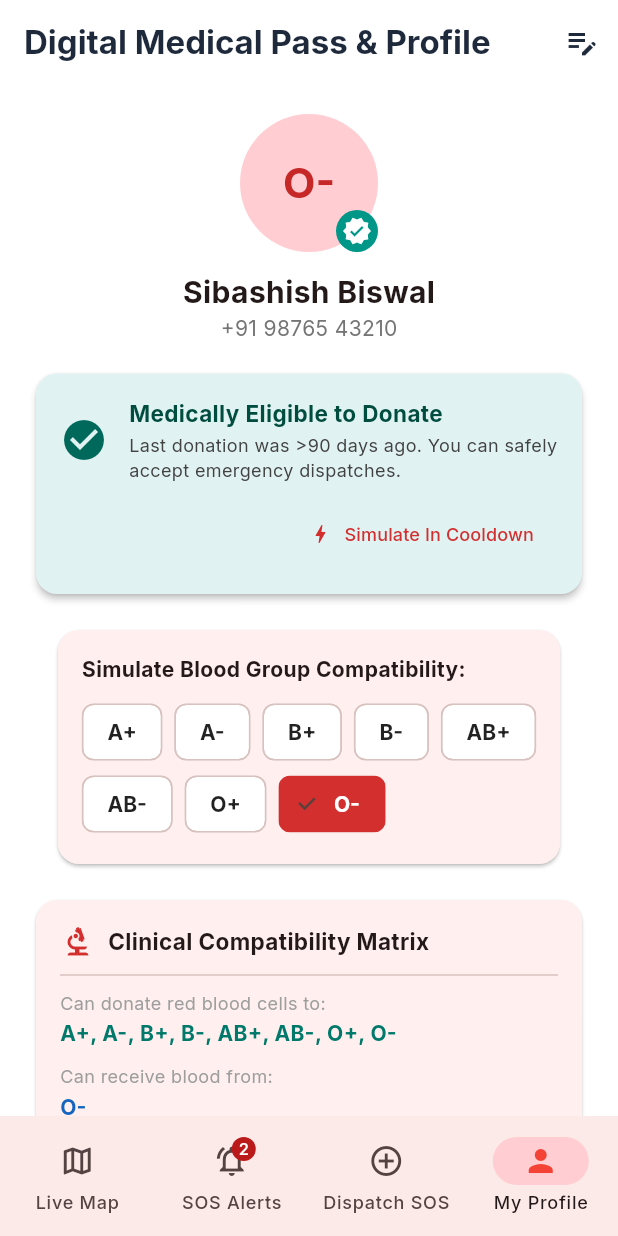
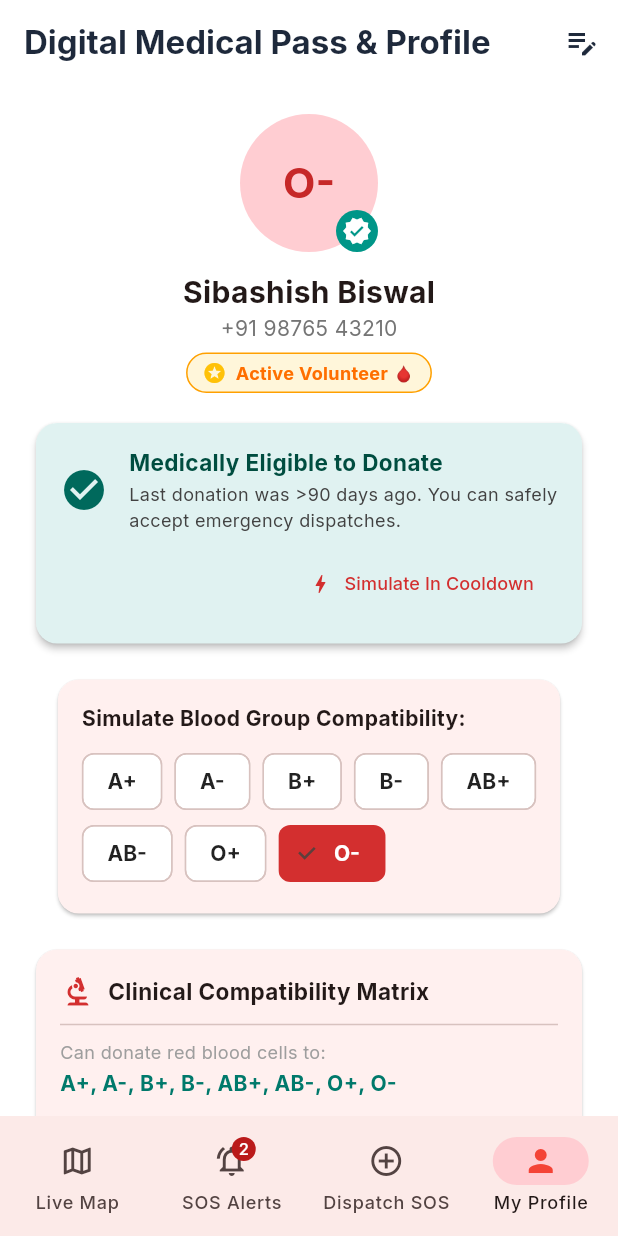
Before and after one commit to Sibashishbiswal/jeevansetu-blood-network, a Flutter app: the screen it shows after launch, item 4 of the bottom bar chosen, on a phone screen of 412 x 824 dp. Run offline on Flutter 3.47's test engine with Material 3 defaults, Android fonts, the phone set to English and light mode, and no system bars; our stand-ins replace cloud_firestore, firebase_core, flutter_map, geolocator, google_fonts, latlong2 and 1 more; accounts and stored records are empty.

Commit message:
feat: complete Day 5 - Clinical Handover Certificate, Dispatch Audit Trail, Recognition Tiers & 64 Passing Tests

```diff
--- /dev/null
+++ b/lib/models/audit_log.dart
@@ -0,0 +1,35 @@
+class AuditLog {
+  final String id;
+  final String title;
+  final String details;
+  final DateTime timestamp;
+  final String type; // 'created', 'accepted', 'transit', 'arrival', 'fulfilled', 'cancelled'
+  final String? ticketId;
+
+  AuditLog({
+    required this.id,
+    required this.title,
+    required this.details,
+    required this.timestamp,
+    required this.type,
+    this.ticketId,
+  });
+
+  Map<String, dynamic> toJson() => {
+    'id': id,
+    'title': title,
+    'details': details,
+    'timestamp': timestamp.toIso8601String(),
+    'type': type,
+    'ticketId': ticketId,
+  };
+
+  factory AuditLog.fromJson(Map<String, dynamic> json) => AuditLog(
+    id: json['id'] as String,
+    title: json['title'] as String,
+    details: json['details'] as String,
+    timestamp: DateTime.parse(json['timestamp'] as String),
+    type: json['type'] as String,
+    ticketId: json['ticketId'] as String?,
+  );
+}
--- a/lib/models/donor.dart
+++ b/lib/models/donor.dart
@@ -16,6 +16,10 @@ class DonationRecord {
     required this.donatedAt,
     required this.verificationOtp,
   });
+
+  /// Day 5 Milestone: Formatted Certificate Serial Code
+  String get certificateSerial =>
+      'JS-CERT-${id.length >= 8 ? id.substring(0, 8).toUpperCase() : id.toUpperCase()}';
 
   Map<String, dynamic> toJson() => {
     'id': id,
@@ -65,6 +69,19 @@ class Donor {
   bool get isMedicallyEligible {
     final daysSinceDonation = DateTime.now().difference(lastDonationDate).inDays;
     return daysSinceDonation >= 90;
+  }
+
+  /// Total units donated across history
+  int get totalUnitsDonated =>
+      donationHistory.fold(0, (sum, record) => sum + record.units);
+
+  /// Day 5 Milestone: Volunteer Honor & Recognition Badge Tier
+  String get donorBadgeTier {
+    final count = donationHistory.length;
+    if (count == 0) return 'Active Volunteer 🩸';
+    if (count <= 2) return 'Bronze Life-Saver 🥉';
+    if (count <= 5) return 'Silver Guardian 🥈';
+    return 'Gold Rakshak 🥇';
   }
 
   int get daysUntilEligible {
--- a/lib/screens/hospital_desk_screen.dart
+++ b/lib/screens/hospital_desk_screen.dart
@@ -3,6 +3,7 @@ import 'package:provider/provider.dart';
 import '../models/sos_ticket.dart';
 import '../services/app_state.dart';
 import '../widgets/emergency_triage_sheet.dart';
+import '../widgets/hospital_audit_timeline.dart';
 
 class HospitalDeskScreen extends StatefulWidget {
   final VoidCallback onOpenCreateSos;
@@ -178,6 +179,11 @@ class _HospitalDeskScreenState extends State<HospitalDeskScreen> {
               )
             else
               ...filteredTickets.map((ticket) => _buildHospitalTicketCard(context, ticket, appState)),
+
+            const SizedBox(height: 18),
+            // Day 5 Milestone: Live Clinical Dispatch Audit Trail
+            const HospitalAuditTimelineWidget(),
+            const SizedBox(height: 70), // Spacing for FAB
           ],
         ),
       ),
--- a/lib/screens/profile_screen.dart
+++ b/lib/screens/profile_screen.dart
@@ -4,6 +4,7 @@ import 'package:provider/provider.dart';
 import '../services/app_state.dart';
 import '../services/blood_matrix.dart';
 import '../widgets/network_stats_card.dart';
+import '../widgets/life_saver_certificate_dialog.dart';
 
 class ProfileScreen extends StatelessWidget {
   const ProfileScreen({super.key});
@@ -65,6 +66,30 @@ class ProfileScreen extends StatelessWidget {
             Text(
               donor.phone,
               style: TextStyle(fontSize: 14, color: Colors.grey.shade600),
+            ),
+            const SizedBox(height: 6),
+            Container(
+              padding: const EdgeInsets.symmetric(horizontal: 10, vertical: 4),
+              decoration: BoxDecoration(
+                color: Colors.amber.withValues(alpha: 0.15),
+                borderRadius: BorderRadius.circular(16),
+                border: Border.all(color: Colors.amber.shade700),
+              ),
+              child: Row(
+                mainAxisSize: MainAxisSize.min,
+                children: [
+                  const Icon(Icons.stars, color: Colors.amber, size: 16),
+                  const SizedBox(width: 6),
+                  Text(
+                    donor.donorBadgeTier,
+                    style: TextStyle(
+                      color: Colors.amber.shade900,
+                      fontWeight: FontWeight.bold,
+                      fontSize: 12,
+                    ),
+                  ),
+                ],
+              ),
             ),
             const SizedBox(height: 16),
 
@@ -246,7 +271,18 @@ class ProfileScreen extends StatelessWidget {
                       )
                     else
                       ...donor.donationHistory.map(
-                        (record) => Container(
+                        (record) => InkWell(
+                          borderRadius: BorderRadius.circular(10),
+                          onTap: () {
+                            LifeSaverCertificateDialog.show(
+                              context,
+                              record: record,
+                              donorName: donor.name,
+                              donorBloodGroup: donor.bloodGroup,
+                              donorBadgeTier: donor.donorBadgeTier,
+                            );
+                          },
+                          child: Container(
                             margin: const EdgeInsets.only(bottom: 10),
                             padding: const EdgeInsets.all(12),
                             decoration: BoxDecoration(
@@ -262,7 +298,7 @@ class ProfileScreen extends StatelessWidget {
                                     color: Colors.teal,
                                     shape: BoxShape.circle,
                                   ),
-                                child: const Icon(Icons.favorite, color: Colors.white, size: 16),
+                                  child: const Icon(Icons.workspace_premium, color: Colors.white, size: 16),
                                 ),
                                 const SizedBox(width: 12),
                                 Expanded(
@@ -284,6 +320,9 @@ class ProfileScreen extends StatelessWidget {
                                     ],
                                   ),
                                 ),
+                                Column(
+                                  crossAxisAlignment: CrossAxisAlignment.end,
+                                  children: [
                                     Container(
                                       padding: const EdgeInsets.symmetric(horizontal: 8, vertical: 4),
                                       decoration: BoxDecoration(
@@ -299,7 +338,19 @@ class ProfileScreen extends StatelessWidget {
                                         ),
                                       ),
                                     ),
+                                    const SizedBox(height: 4),
+                                    const Row(
+                                      mainAxisSize: MainAxisSize.min,
+                                      children: [
+                                        Icon(Icons.open_in_new, size: 11, color: Colors.teal),
+                                        SizedBox(width: 2),
+                                        Text('Certificate', style: TextStyle(color: Colors.teal, fontSize: 10, fontWeight: FontWeight.bold)),
                                       ],
+                                    ),
+                                  ],
+                                ),
+                              ],
+                            ),
                           ),
                         ),
                       ),
```
Also changed, not shown: lib/services/app_state.dart (+98 -2 lines), lib/widgets/hospital_audit_timeline.dart (added, +224 -0 lines), lib/widgets/life_saver_certificate_dialog.dart (added, +301 -0 lines), 4 other files. Lines whose indentation alone changed are shown as unchanged.
